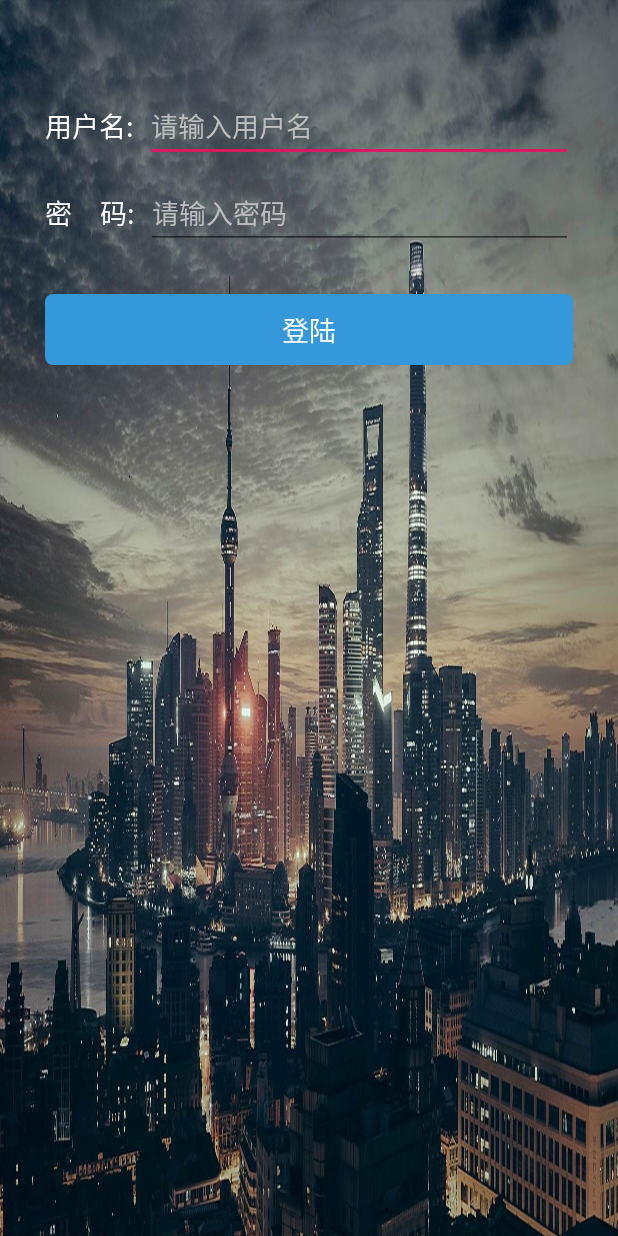
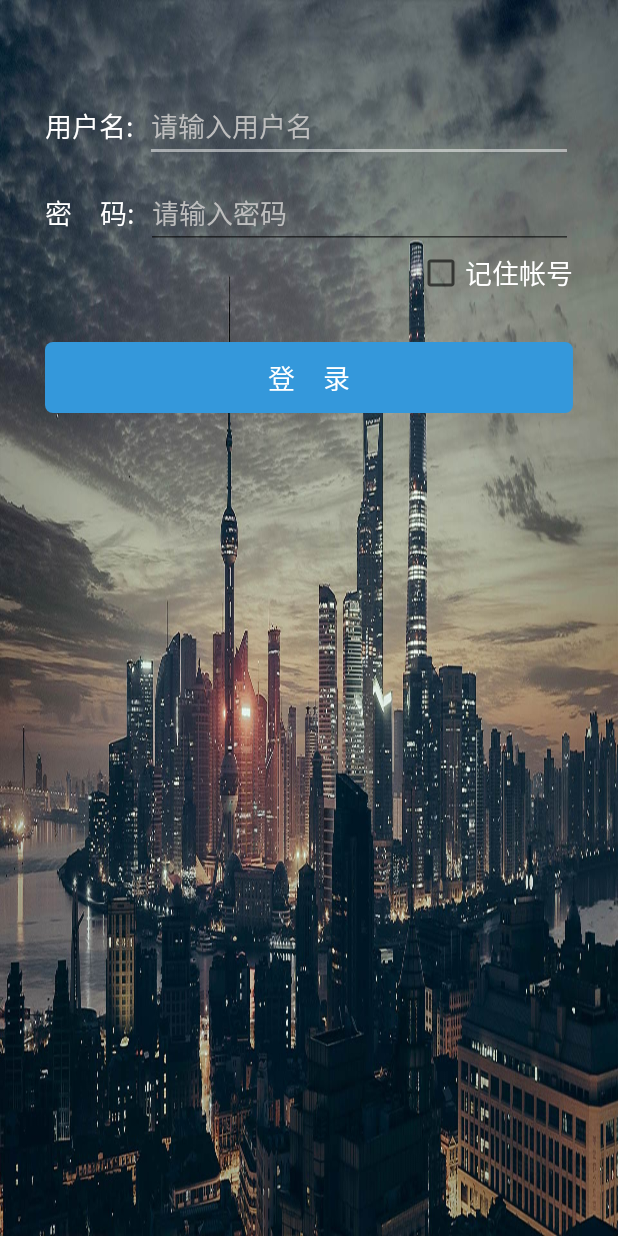
Before and after one commit to guyucheng/oa, an Android app: the LoginActivity screen opened directly, with no data from a screen before it, on a phone screen of 412 x 824 dp. Run offline under Robolectric (Android 15) with nearby library versions, the phone set to English and light mode, and no system bars.

Commit message:
完成登录记住帐号功能

```diff
--- a/app/src/main/java/com/example/oa/LoginActivity.java
+++ b/app/src/main/java/com/example/oa/LoginActivity.java
@@ -1,26 +1,97 @@
 package com.example.oa;
 
 
+import android.content.SharedPreferences;
 import android.support.v7.app.AppCompatActivity;
 import android.os.Bundle;
+import android.text.TextUtils;
 import android.view.View;
+import android.widget.CheckBox;
+import android.widget.CompoundButton;
+import android.widget.EditText;
 import android.widget.Toast;
 
-public class LoginActivity extends AppCompatActivity implements View.OnClickListener {
+public class LoginActivity extends AppCompatActivity implements View.OnClickListener{
+    private SharedPreferences mShared; // 声明一个共享参数对象
+    private EditText et_user_name;
+    private EditText et_password;
+    private boolean bRemember = false; // 是否记住密码
 
     @Override
     protected void onCreate(Bundle savedInstanceState) {
         super.onCreate(savedInstanceState);
         setContentView(R.layout.activity_login);
         findViewById(R.id.tv_login).setOnClickListener(this);
+        et_user_name = findViewById(R.id.et_user_name);
+        et_password = findViewById(R.id.et_password);
+        // 从布局文件中获取叫cbx_remember的复选框
+        CheckBox cbx_remember = findViewById(R.id.cbx_remember);
+        // 设置勾选监听器
+        cbx_remember.setOnCheckedChangeListener(new CheckListener());
+        mShared = getSharedPreferences("LoginData",MODE_PRIVATE);
+
+        // 读取上次的记住密码状态
+        bRemember = mShared.getBoolean("bRemember",false);
+
+        // 设置记住密码CheckBox的状态
+        cbx_remember.setChecked(bRemember);
+
+        // 填写用户名
+        if(bRemember == true){
+            et_user_name.setText(mShared.getString("name",""));
+        }else {
+            SharedPreferences.Editor editor = mShared.edit();
+            editor.putString("name","");
+            editor.commit();
+        }
+
+
+
     }
 
     public void onClick(View v){
+        // 登录
         if(v.getId()==R.id.tv_login){
-            Toast.makeText(this, "login", Toast.LENGTH_SHORT).show();
+            String name = et_user_name.getText().toString();
+            String password = et_password.getText().toString();
+        // 验证用户名密码是否为空
+            if(TextUtils.isEmpty(name)){
+                Toast.makeText(this, "请填写用户名", Toast.LENGTH_SHORT).show();
+                return;
+            }else if(TextUtils.isEmpty(password)){
+                Toast.makeText(this, "请输入密码", Toast.LENGTH_SHORT).show();
+                return;
+            }
+
+            /**
+             * 保存用户名
+             */
+            SharedPreferences.Editor editor = mShared.edit();
+            if(bRemember == true){
+                editor.putString("name",name);
+                Toast.makeText(this, "isChecked", Toast.LENGTH_SHORT).show();
+            }else{
+                editor.putString("name","");
+                Toast.makeText(this, "unChecked", Toast.LENGTH_SHORT).show();
+            }
+            editor.commit();
+
         }
 
     }
 
 
+    // 定义是否记住密码的勾选监听器
+    private class CheckListener implements CompoundButton.OnCheckedChangeListener {
+        @Override
+        public void onCheckedChanged(CompoundButton buttonView, boolean isChecked) {
+            if (buttonView.getId() == R.id.cbx_remember) {
+                bRemember = isChecked;
+                SharedPreferences.Editor editor = mShared.edit();
+                editor.putBoolean("bRemember",bRemember);
+                editor.commit();    // 提交修改
+            }
+        }
+    }
+
 }
--- a/app/src/main/res/layout/activity_login.xml
+++ b/app/src/main/res/layout/activity_login.xml
@@ -24,6 +24,7 @@
             android:textSize="18sp" />
 
         <EditText
+            android:id="@+id/et_user_name"
             android:layout_width="match_parent"
             android:layout_height="wrap_content"
             android:layout_marginLeft="7dp"
@@ -49,6 +50,7 @@
             android:textSize="18sp" />
 
         <EditText
+            android:id="@+id/et_password"
             android:layout_width="match_parent"
             android:layout_height="wrap_content"
             android:layout_marginLeft="7dp"
@@ -57,19 +59,31 @@
             android:textColor="@android:color/white"
             android:textColorHint="@android:color/secondary_text_light_nodisable"
             android:textSize="18sp" />
+
     </LinearLayout>
+
+    <CheckBox
+        android:id="@+id/cbx_remember"
+        android:layout_width="wrap_content"
+        android:layout_height="wrap_content"
+        android:layout_gravity="right"
+        android:layout_marginRight="30dp"
+        android:textColor="@color/colorWrite"
+        android:theme="@style/CardView.Light"
+        android:textSize="18sp"
+        android:text="记住帐号" />
 
     <TextView
         android:id="@+id/tv_login"
         android:layout_width="match_parent"
         android:layout_height="wrap_content"
+        android:layout_margin="30dp"
         android:layout_marginTop="64dp"
         android:background="@drawable/bg_corner_button_selector"
         android:gravity="center"
+        android:paddingTop="10dp"
         android:paddingBottom="10dp"
-        android:paddingTop="10dp"
-        android:text="登陆"
-        android:layout_margin="30dp"
+        android:text="登    录"
         android:textColor="#ffffff"
         android:textSize="18sp" />
 
--- a/app/src/main/res/layout/fragment_massage.xml
+++ b/app/src/main/res/layout/fragment_massage.xml
@@ -2,12 +2,15 @@
 <LinearLayout xmlns:android="http://schemas.android.com/apk/res/android"
     android:layout_width="match_parent"
     android:layout_height="match_parent"
+    xmlns:app="http://schemas.android.com/apk/res-auto"
     android:orientation="vertical">
 
     <android.support.v7.widget.Toolbar
+        android:id="@+id/toolbar"
         android:layout_width="match_parent"
         android:layout_height="wrap_content"
-        android:background="@color/colorMassage">
+        android:background="@color/colorMassage"
+        app:titleTextColor="@color/colorWrite">
 
     </android.support.v7.widget.Toolbar>
 
--- a/app/src/main/res/values/styles.xml
+++ b/app/src/main/res/values/styles.xml
@@ -21,7 +21,7 @@
         <!-- Customize your theme here. -->
         <item name="colorPrimary">@color/colorPrimary</item>
         <item name="colorPrimaryDark">@color/colorPrimaryDark</item>
-        <item name="colorAccent">@color/colorAccent</item>
+        <item name="colorAccent">@color/colorWriteTransparent</item>
         <item name="android:windowTranslucentStatus">true</item>
 
     </style>
```
Also changed, not shown: app/src/main/java/com/example/oa/MassageFragment.java (+8 -3 lines).
